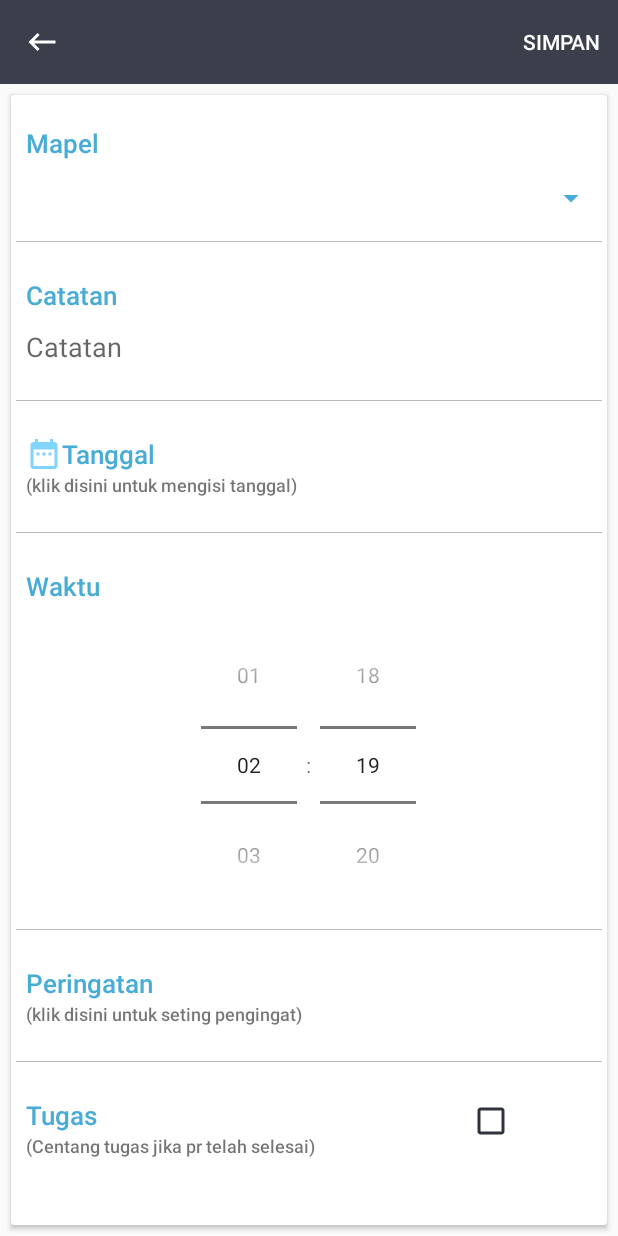
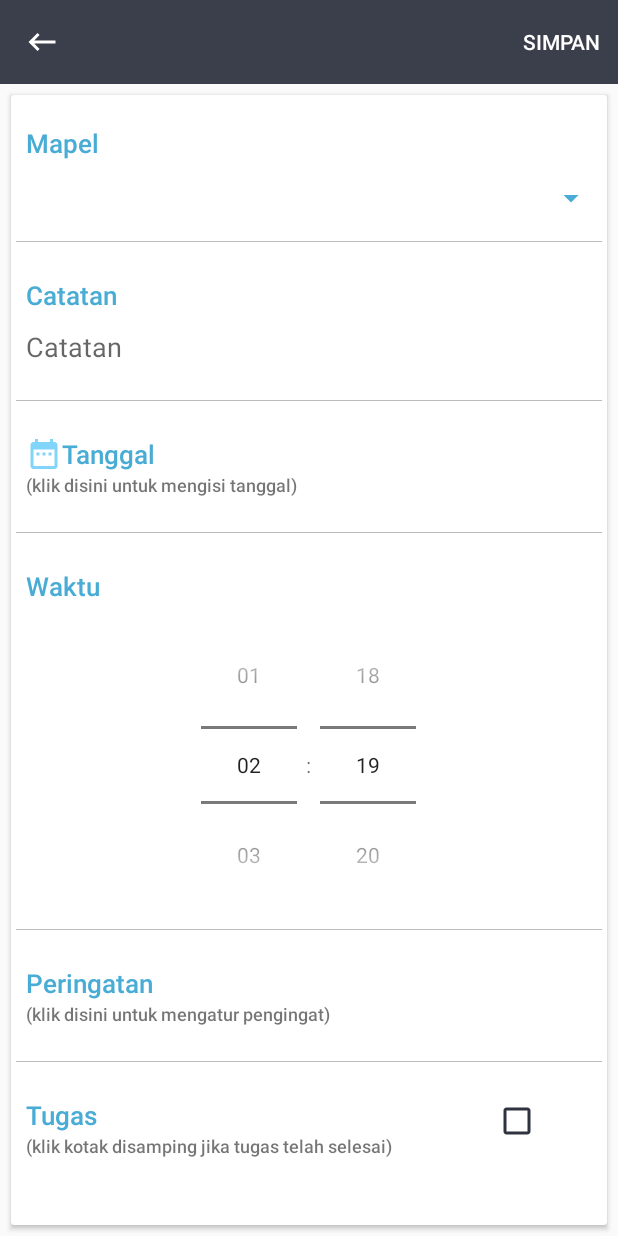
Before and after one commit to StartCode24/schedule_uny_class, an Android app: the AddHomeWork_Activity screen opened directly, with no data from a screen before it, on a phone screen of 412 x 824 dp. Run offline under Robolectric (Android 15) with nearby library versions, the phone set to English and light mode, and no system bars; our stand-ins replace ButterKnife; libraries missing offline, so code that uses them is left out: belka.us.androidtoggleswitch, com.reginald.editspinner; plain views replace EditSpinner.

Commit message:
update image
update image

```diff
--- a/app/src/main/AndroidManifest.xml
+++ b/app/src/main/AndroidManifest.xml
@@ -10,7 +10,7 @@
 
     <application
         android:allowBackup="true"
-        android:icon="@mipmap/uny_logo"
+        android:icon="@mipmap/skedilogo"
         android:usesCleartextTraffic="true"
         android:roundIcon="@mipmap/ic_launcher_round"
         android:supportsRtl="true"
--- a/app/src/main/java/com/starcode/skedi/session/SessionManager.java
+++ b/app/src/main/java/com/starcode/skedi/session/SessionManager.java
@@ -10,6 +10,7 @@ public class SessionManager {
     public static final String SP_SESIONLOGIN="spTrue";
     public static final String SP_HOURS="spHours";
     public static final String SP_MINUTE="spMinute";
+    public static final String SP_RELOADSM="SpReloadSM";
 
     SharedPreferences sp;
     SharedPreferences.Editor spEditor;
@@ -55,5 +56,8 @@ public class SessionManager {
     public  Boolean getSpSesionlogin() {
         return sp.getBoolean(SP_SESIONLOGIN, false);
     }
+    public int getSpReloadSM(){
+        return  sp.getInt(SP_RELOADSM,0);
+    }
 
 }
--- /dev/null
+++ b/app/src/main/res/drawable/custom_edit_text_cursor.xml
@@ -0,0 +1,8 @@
+<?xml version="1.0" encoding="utf-8"?>
+<shape xmlns:android="http://schemas.android.com/apk/res/android"
+    android:shape="rectangle" >
+    <size
+        android:width="2dip" />
+    <solid
+        android:color="@color/colorPrimaryDark" />
+</shape>
--- a/app/src/main/res/layout/activity_add_home_work_.xml
+++ b/app/src/main/res/layout/activity_add_home_work_.xml
@@ -92,7 +92,7 @@
                         android:paddingBottom="20dp"
                         android:paddingLeft="10dp"
                         android:paddingRight="10dp"
-                        android:textCursorDrawable="@color/colorPrimaryDark" />
+                        android:textCursorDrawable="@drawable/custom_edit_text_cursor" />
 
                     <View
                         android:layout_width="match_parent"
@@ -209,7 +209,7 @@
                                 android:layout_weight="2"
                                 android:fontFamily="sans-serif-medium"
                                 android:gravity="end"
-                                android:text="(klik disini untuk seting pengingat)"
+                                android:text="(klik disini untuk mengatur pengingat)"
                                 android:textSize="12sp" />
                         </LinearLayout>
 
@@ -257,7 +257,7 @@
                                 android:layout_weight="2"
                                 android:fontFamily="sans-serif-medium"
                                 android:gravity="end"
-                                android:text="(Centang tugas jika pr telah selesai)"
+                                android:text="(klik kotak disamping jika tugas telah selesai)"
                                 android:textSize="12sp" />
                         </LinearLayout>
 
--- a/app/src/main/res/menu/activity_home_activity_drawer.xml
+++ b/app/src/main/res/menu/activity_home_activity_drawer.xml
@@ -19,7 +19,7 @@
         <item
             android:id="@+id/nav_Profile"
             android:icon="@drawable/ic_account_circle_black_24dp"
-            android:title="Profile" />
+            android:title="Profil" />
         <item
             android:id="@+id/nav_about"
             android:icon="@drawable/ic_info_black_24dp"
@@ -28,13 +28,10 @@
     </group>
 
     <item android:title="">
-        <menu>
-
             <item
                 android:id="@+id/nav_logout"
                 android:icon="@drawable/ic_menu_send"
                 android:title="Keluar" />
-        </menu>
     </item>
 
 </menu>
```
Also changed, not shown: app/src/main/java/com/starcode/skedi/Activity/Home_activity.java (+9 -0 lines), app/src/main/java/com/starcode/skedi/Activity/Main_Activity.java (+7 -1 lines), app/src/main/res/layout/activity_edit_homework_.xml (+4 -4 lines), app/src/main/res/mipmap-hdpi/skedilogo.png, app/src/main/res/mipmap-mdpi/skedilogo.png, app/src/main/res/mipmap-xhdpi/skedilogo.png, app/src/main/res/mipmap-xxhdpi/skedilogo.png, app/src/main/res/mipmap-xxxhdpi/skedilogo.png, app/src/main/skedilogo-web.png, 1 other file.
